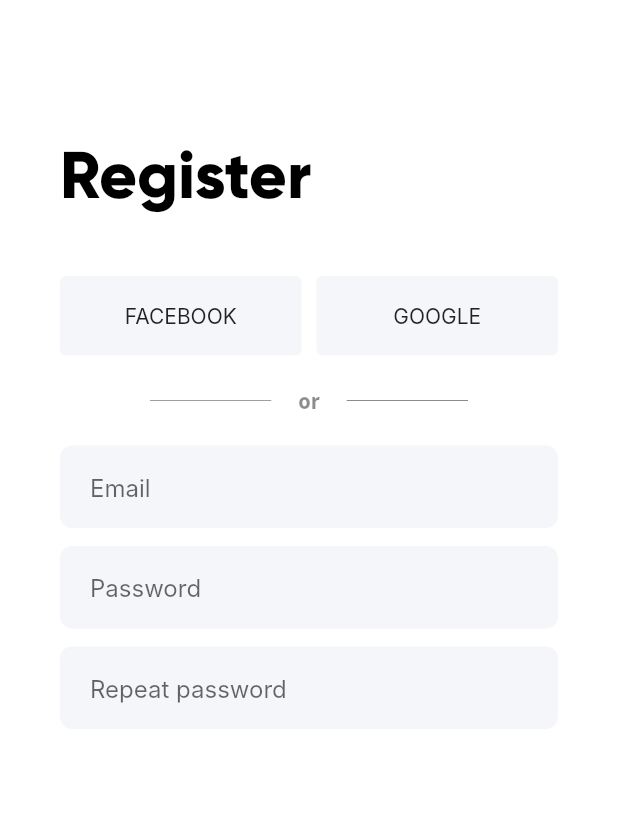
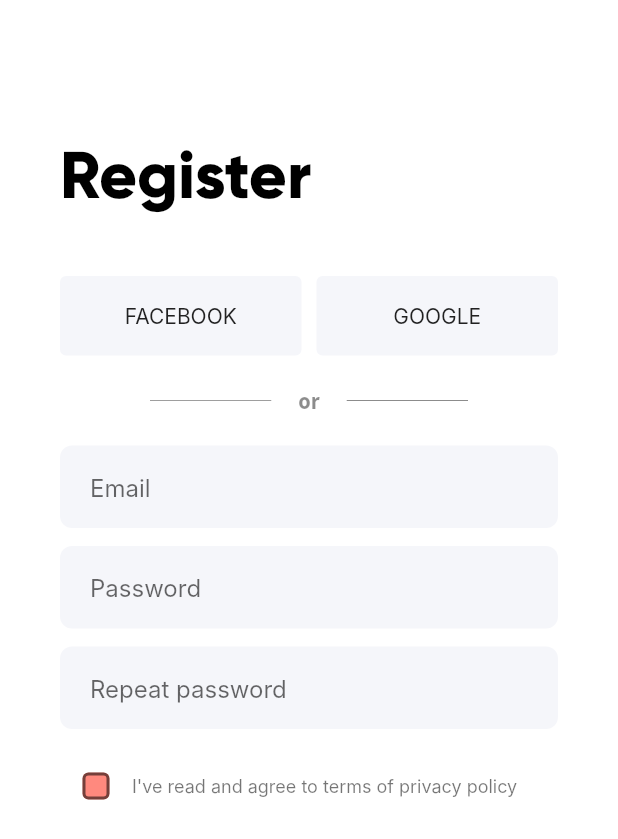
Before and after one commit to JakubWolak/dividely, a Flutter app: the screen it shows after launch, on a phone screen of 412 x 824 dp. Shown: the top 839 px of the screen. Run offline on Flutter 3.47's test engine with Material 2 defaults, Android fonts, the phone set to English and light mode, and no system bars; our stand-ins replace bloc, flutter_bloc; generated files the repository leaves out were written again; Roboto replaces fonts that are missing (Inter).

Commit message:
add terms conditions checkbox

```diff
--- a/lib/auth/register/view/register_view.dart
+++ b/lib/auth/register/view/register_view.dart
@@ -11,29 +11,22 @@
 }
 
 class _RegisterViewState extends State<RegisterView> {
-  final FocusNode _emailFocus = FocusNode();
-  late TextEditingController _emailController;
+  bool _termsAccepted = false;
+
+  void _onCheckboxChanged(bool? selected) {
+    setState(() {
+      _termsAccepted = selected ?? false;
+    });
+  }
 
   @override
   void initState() {
-    _emailController = TextEditingController();
-
-    _emailFocus.addListener(_onFocusChange);
-
     super.initState();
-  }
-
-  void _onFocusChange() {
-    debugPrint('Focus: ${_emailFocus.hasFocus.toString()}');
   }
 
   @override
   void dispose() {
     super.dispose();
-
-    _emailFocus
-      ..removeListener(_onFocusChange)
-      ..dispose();
   }
 
   @override
@@ -128,6 +121,38 @@
               height: 12,
             ),
             const TextInput.password(hintText: 'Repeat password'),
+            const SizedBox(
+              height: 14,
+            ),
+            Row(
+              children: [
+                Checkbox(
+                  onChanged: _onCheckboxChanged,
+                  value: _termsAccepted,
+                  checkColor: const Color.fromRGBO(255, 137, 126, 1),
+                  fillColor: MaterialStateColor.resolveWith(
+                    (states) => states.contains(MaterialState.selected)
+                        ? const Color.fromRGBO(255, 137, 126, 0.16)
+                        : const Color.fromRGBO(255, 137, 126, 1),
+                  ),
+                  shape: RoundedRectangleBorder(
+                    borderRadius: BorderRadius.circular(4),
+                    // side: const BorderSide(
+                    //   color: Colors.red,
+                    //   width: 2,
+                    // ),
+                  ),
+                ),
+                GestureDetector(
+                  onTap: () => _onCheckboxChanged(!_termsAccepted),
+                  child: const Text(
+                    "I've read and agree to terms of privacy policy",
+                    style: TextStyle(
+                        fontSize: 12, fontFamily: 'Inter', color: Colors.black54),
+                  ),
+                ),
+              ],
+            ),
           ],
         ),
       ),
```
